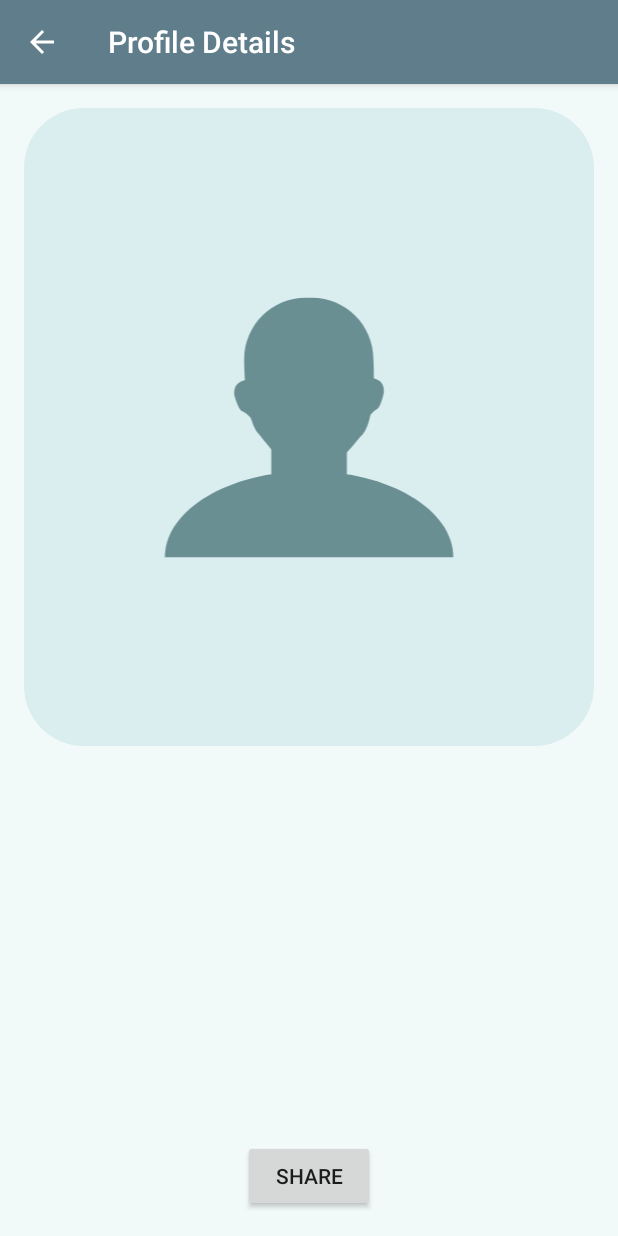
After one commit to m6code/Jevloper, an Android app: the ProfileDetailsActivity screen opened directly, with no data from a screen before it, on a phone screen of 412 x 824 dp. The commit adds this screen. Run offline under Robolectric (Android 15) with nearby library versions, the phone set to English and light mode, and no system bars.

Commit message:
Add Click listener to the ListView to launch the profile details of the clicked user

```diff
--- a/app/build.gradle
+++ b/app/build.gradle
@@ -10,6 +10,7 @@ android {
         versionCode 1
         versionName "1.0"
         testInstrumentationRunner "android.support.test.runner.AndroidJUnitRunner"
+        vectorDrawables.useSupportLibrary = true
     }
     buildTypes {
         release {
@@ -26,6 +27,6 @@ dependencies {
     })
     compile 'com.android.support:appcompat-v7:25.3.1'
     compile 'com.android.support.constraint:constraint-layout:1.0.2'
+    compile 'de.morrox.fontinator:Fontinator:1.1.3'
     testCompile 'junit:junit:4.12'
-    compile 'de.morrox.fontinator:Fontinator:1.1.3'
 }
--- a/app/src/main/AndroidManifest.xml
+++ b/app/src/main/AndroidManifest.xml
@@ -1,8 +1,9 @@
 <?xml version="1.0" encoding="utf-8"?>
 <manifest xmlns:android="http://schemas.android.com/apk/res/android"
-    package="com.m6code.jevloper" >
+    package="com.m6code.jevloper">
 
-    <uses-permission android:name="android.permission.INTERNET"/>
+    <uses-permission android:name="android.permission.INTERNET" />
+    <uses-permission android:name="android.permission.WRITE_EXTERNAL_STORAGE"/>
 
     <application
         android:allowBackup="true"
@@ -10,14 +11,18 @@
         android:label="@string/app_name"
         android:roundIcon="@mipmap/ic_launcher_round"
         android:supportsRtl="true"
-        android:theme="@style/AppTheme" >
-        <activity android:name=".MainActivity" >
+        android:theme="@style/AppTheme">
+        <activity android:name=".MainActivity">
             <intent-filter>
                 <action android:name="android.intent.action.MAIN" />
 
                 <category android:name="android.intent.category.LAUNCHER" />
             </intent-filter>
         </activity>
+        <activity
+            android:name=".ProfileDetailsActivity"
+            android:label="Profile Details"
+            android:parentActivityName=".MainActivity" />
     </application>
 
 </manifest>
--- a/app/src/main/java/com/m6code/jevloper/MainActivity.java
+++ b/app/src/main/java/com/m6code/jevloper/MainActivity.java
@@ -1,8 +1,11 @@
 package com.m6code.jevloper;
 
+import android.content.Intent;
 import android.os.AsyncTask;
 import android.os.Bundle;
 import android.support.v7.app.AppCompatActivity;
+import android.view.View;
+import android.widget.AdapterView;
 import android.widget.ListView;
 
 import java.util.ArrayList;
@@ -44,6 +47,25 @@ public class MainActivity extends AppCompatActivity {
 
         UserAsyncTask userTask = new UserAsyncTask();
         userTask.execute(USER_DATA_REQUEST_URL);
+
+        userListView.setOnItemClickListener(new AdapterView.OnItemClickListener() {
+            @Override
+            public void onItemClick(AdapterView<?> adapterView, View view, int i, long l) {
+                // Get item position
+                User user = mAdapter.getItem(i);
+                // Create new intent to launchProfileDetails
+                Intent launchProfileDetails = new Intent(MainActivity.this,
+                        ProfileDetailsActivity.class);
+
+                // pass the username to the intent
+                launchProfileDetails.putExtra("username", user.getUsername());
+
+                // pass the profile URL to the intent
+                launchProfileDetails.putExtra("profileUrl", user.getProfileURL());
+
+                startActivity(launchProfileDetails);
+            }
+        });
     }
 
     /**
@@ -61,7 +83,7 @@ public class MainActivity extends AppCompatActivity {
             if (urls.length < 1 || urls[0] == null) {
                 return null;
             }
-            List<User> result = QueryUtilities.fetchUserData(urls[0]);
+            List<User> result = QueryUtils.fetchUserData(urls[0]);
             return result;
         }
 
--- /dev/null
+++ b/app/src/main/java/com/m6code/jevloper/ProfileDetailsActivity.java
@@ -0,0 +1,37 @@
+package com.m6code.jevloper;
+
+import android.content.Intent;
+import android.support.v7.app.AppCompatActivity;
+import android.os.Bundle;
+import android.widget.TextView;
+
+public class ProfileDetailsActivity extends AppCompatActivity {
+
+    public static final String LOG_TAG = ProfileDetailsActivity.class.getName();
+
+    @Override
+    protected void onCreate(Bundle savedInstanceState) {
+        super.onCreate(savedInstanceState);
+        setContentView(R.layout.activity_profile_details);
+
+        // Create a variable to receive intentExtras from the MainActivity
+        Intent receiver = getIntent();
+
+        /* finds and set the username on the username TextView*/
+        // Get the username from the MainActivity intentExtras
+        String username = receiver.getStringExtra("username");
+        // Find the username TextView from the activity_profile_details.xml layout
+        TextView tvUsername = (TextView)findViewById(R.id.textView_username);
+        // Set the textView
+        tvUsername.setText(username);
+
+        /* Find and set the user profile URL on the profile url TextView*/
+        // Get the profile url from the MainActivity intentExtras
+        String profileURL = receiver.getStringExtra("profileUrl");
+        // Find the profile url TextView from the activity_profile_details.xml layout
+        TextView tvProfileURL = (TextView)findViewById(R.id.textView_profile_url);
+        // Set the Text from the on the TextView
+        tvProfileURL.setText(profileURL);
+
+    }
+}
--- a/app/src/main/java/com/m6code/jevloper/QueryUtilities.java
+++ b/app/src/main/java/com/m6code/jevloper/QueryUtils.java
@@ -23,19 +23,19 @@ import java.util.List;
  * Helper methods related to requesting and receiving User data from Github
  */
 
-public final class QueryUtilities {
+public final class QueryUtils {
     /**
      * Tag for log messages
      */
-    public static final String LOG_TAG = QueryUtilities.class.getSimpleName();
+    public static final String LOG_TAG = QueryUtils.class.getSimpleName();
 
     /**
-     * Create a private constructor because no one should ever create a {@link QueryUtilities} object.
+     * Create a private constructor because no one should ever create a {@link QueryUtils} object.
      * This class is only meant to hold static variables and methods, which can be accessed
      * directly from the class name QueryUtils (and an object instance of QueryUtils is not needed).
      */
 
-    private QueryUtilities() {
+    private QueryUtils() {
 
     }
 
@@ -164,7 +164,10 @@ public final class QueryUtilities {
                 // extract the username from the key login
                 String login = currentUser.getString("login");
 
-                User user = new User(login);
+                // extract the user profile url from the key
+                String profileURL = currentUser.getString("html_url");
+
+                User user = new User(login, profileURL);
                 users.add(user);
             }
         }catch (JSONException e){
--- a/app/src/main/java/com/m6code/jevloper/User.java
+++ b/app/src/main/java/com/m6code/jevloper/User.java
@@ -8,10 +8,12 @@ package com.m6code.jevloper;
 public class User {
 
     private String mUsername;
+    private String mProfileURL;
 
-    public  User(String username){
+    public  User(String username, String profileURL){
 
         mUsername = username;
+        mProfileURL = profileURL;
     }
 
     /**
@@ -21,4 +23,12 @@ public class User {
     public String getUsername(){
         return mUsername;
     }
+
+    /**
+     * Get the profile url of the user
+     * @return the profile URL
+     */
+    public String getProfileURL(){
+        return mProfileURL;
+    }
 }
--- /dev/null
+++ b/app/src/main/res/drawable/ic_silhouette_profile_details.xml
@@ -0,0 +1,21 @@
+<vector xmlns:android="http://schemas.android.com/apk/res/android"
+        android:width="595dp"
+        android:height="841dp"
+        android:viewportWidth="595.28"
+        android:viewportHeight="841.89">
+    <path
+        android:pathData="M382.5,331.6c0,-44.8 -36.3,-81.1 -81.1,-81.1h-8.1c-44.8,0 -81.1,36.3 -81.1,81.1c0,0 -0.5,78.6 20,99.6c0,0 50.2,64.1 65.4,64.6c17.7,0.5 66.5,-60.8 66.5,-60.8C388.5,418.5 382.5,331.6 382.5,331.6z"
+        android:fillColor="#698F93"/>
+    <path
+        android:pathData="M347.5,481.1c0,19.3 -22.3,35 -49.8,35l0,0c-27.5,0 -49.8,-15.7 -49.8,-35V410.3c0,-19.3 22.3,-35 49.8,-35l0,0c27.5,0 49.8,15.6 49.8,35V481.1z"
+        android:fillColor="#698F93"/>
+    <path
+        android:pathData="M107.6,592.7c0,-62.6 85.1,-113.3 190.1,-113.3s190.1,50.7 190.1,113.3H107.6z"
+        android:fillColor="#698F93"/>
+    <path
+        android:pathData="M371,416.7c0,0 7,-14.3 16.4,-19.4c5.2,-2.8 8.9,-21.8 8.9,-21.8c0.4,-7.4 -1.9,-12.1 -5.5,-15.1c-3.6,-3 -8.3,-4.1 -12.7,-4.4l-3.5,30.3L371,416.7z"
+        android:fillColor="#698F93"/>
+    <path
+        android:pathData="M227.6,418.4c0,0 -8.1,-13.7 -17.8,-18.1c-5.4,-2.4 -10.5,-21 -10.5,-21c-1,-7.4 1,-12.3 4.3,-15.5c3.3,-3.2 8,-4.7 12.3,-5.3l5.8,30L227.6,418.4z"
+        android:fillColor="#698F93"/>
+</vector>
--- /dev/null
+++ b/app/src/main/res/drawable/profile_square.xml
@@ -0,0 +1,10 @@
+<?xml version="1.0" encoding="utf-8"?>
+<shape xmlns:android="http://schemas.android.com/apk/res/android"
+    android:shape="rectangle">
+    <solid android:color="@color/image_background"/>
+    <size
+        android:height="126dp"
+        android:width="126dp"/>
+    <corners android:radius="40dp"/>
+
+</shape>
--- /dev/null
+++ b/app/src/main/res/layout/activity_profile_details.xml
@@ -0,0 +1,53 @@
+<?xml version="1.0" encoding="utf-8"?>
+<LinearLayout xmlns:android="http://schemas.android.com/apk/res/android"
+    xmlns:app="http://schemas.android.com/apk/res-auto"
+    xmlns:tools="http://schemas.android.com/tools"
+    android:layout_width="match_parent"
+    android:layout_height="match_parent"
+    android:background="@color/default_background"
+    android:orientation="vertical"
+    android:padding="16dp"
+    tools:context="com.m6code.jevloper.ProfileDetailsActivity">
+
+
+    <ImageView
+        android:id="@+id/imageView_profile_image"
+        android:layout_width="match_parent"
+        android:layout_height="0dp"
+        android:layout_weight="3"
+        android:background="@drawable/profile_square"
+        app:srcCompat="@drawable/ic_silhouette_profile_details" />
+
+    <LinearLayout
+        android:layout_width="wrap_content"
+        android:layout_height="wrap_content"
+        android:layout_gravity="center"
+        android:layout_marginTop="32dp"
+        android:layout_weight="1"
+        android:orientation="vertical">
+
+        <TextView
+            android:id="@+id/textView_username"
+            android:layout_width="wrap_content"
+            android:layout_height="wrap_content"
+            android:layout_gravity="center"
+            android:text="Username"
+            android:textSize="32sp" />
+
+        <TextView
+            android:id="@+id/textView_profile_url"
+            android:layout_width="wrap_content"
+            android:layout_height="wrap_content"
+            android:layout_gravity="center"
+            android:layout_marginTop="16dp"
+            android:text="profile url"
+            android:textSize="22sp" />
+    </LinearLayout>
+
+    <Button
+        android:id="@+id/button_share"
+        android:layout_width="wrap_content"
+        android:layout_height="wrap_content"
+        android:layout_gravity="center"
+        android:text="Share" />
+</LinearLayout>
--- a/app/src/main/res/layout/list_item.xml
+++ b/app/src/main/res/layout/list_item.xml
@@ -19,7 +19,7 @@
         android:layout_marginStart="16dp"
         android:layout_marginEnd="16dp"
         android:background="@drawable/profile_circle"
-        android:src="@drawable/ic_silhouette" />
+        app:srcCompat="@drawable/ic_silhouette" />
 
     <de.morrox.fontinator.FontTextView
         android:id="@+id/tv_username"
--- a/build.gradle
+++ b/build.gradle
@@ -1,4 +1,5 @@
 // Top-level build file where you can add configuration options common to all sub-projects/modules.
+
 
 buildscript {
     repositories {
@@ -20,4 +21,5 @@ allprojects {
 
 task clean(type: Delete) {
     delete rootProject.buildDir
+
 }
```
